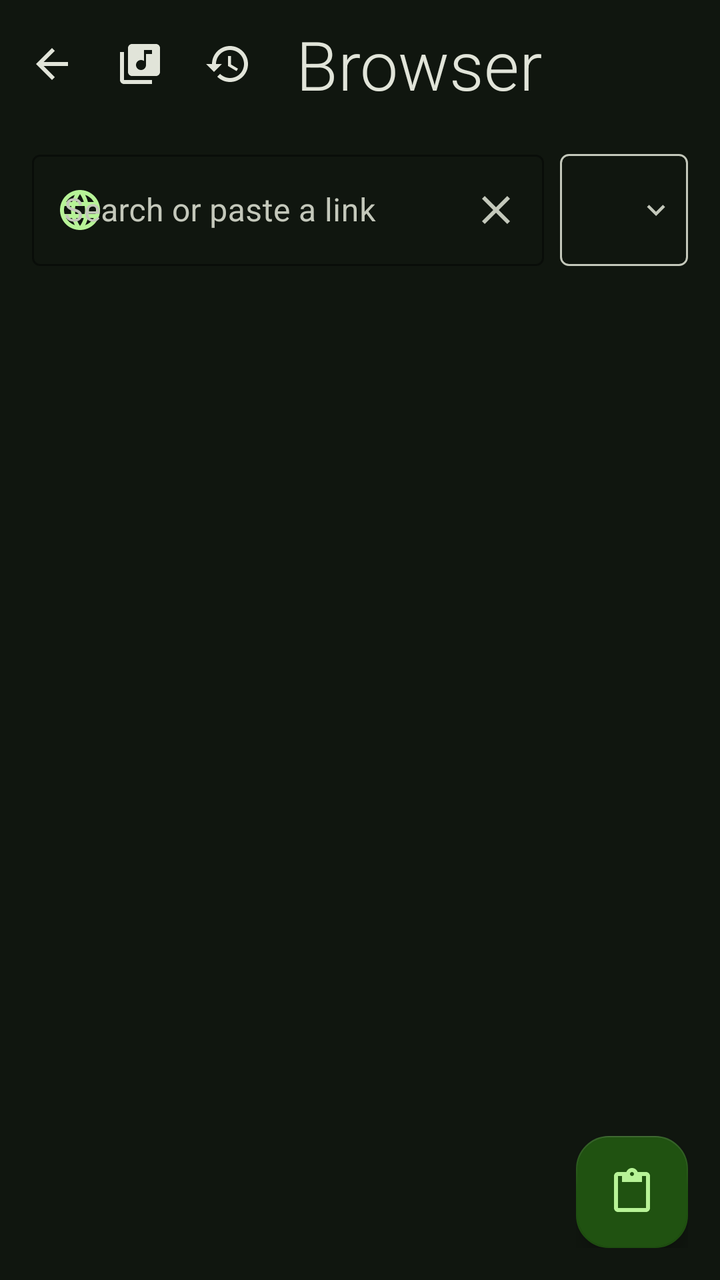
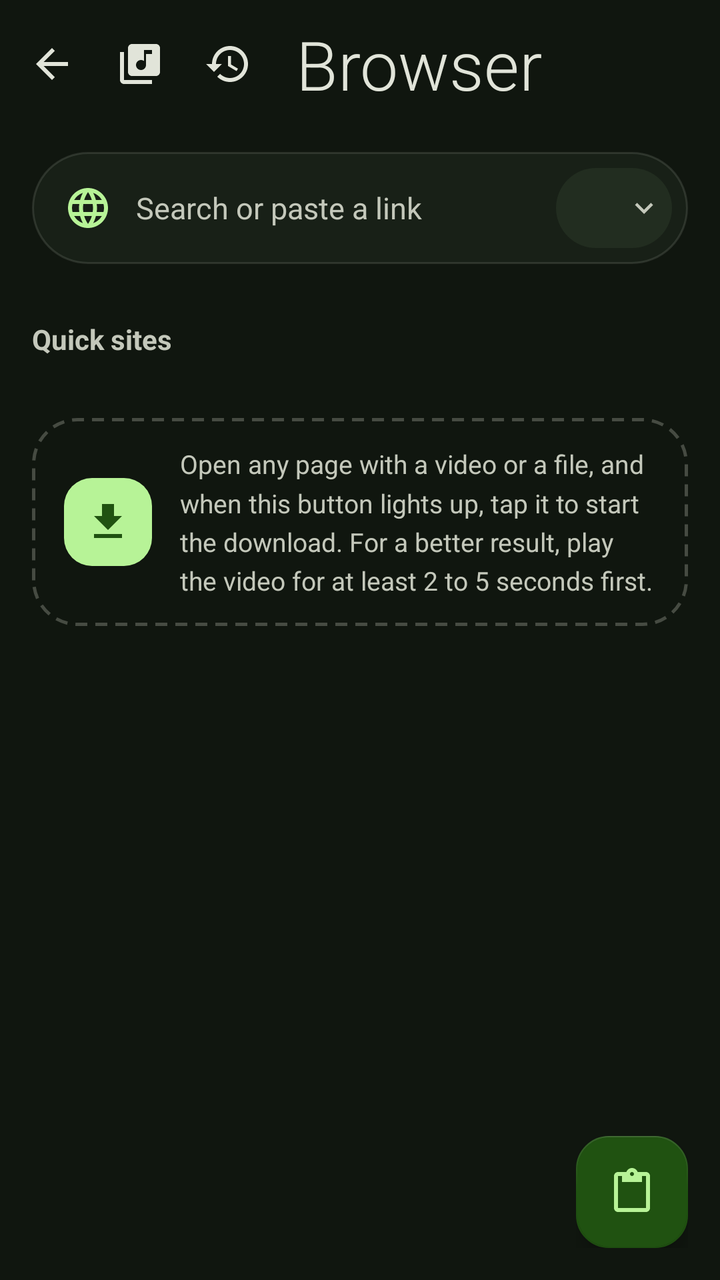

An Android layout rendered at two revisions. The XML below is the earlier revision; the diff shows what the commit changed to produce the second picture.
<!-- AndroidManifest.xml: activity theme BrowserTheme -->
<!-- res/layout/activity_browser.xml -->
<?xml version="1.0" encoding="utf-8"?>
<FrameLayout xmlns:android="http://schemas.android.com/apk/res/android"
    xmlns:app="http://schemas.android.com/apk/res-auto"
    xmlns:tools="http://schemas.android.com/tools"
    android:id="@+id/browserRoot"
    android:layout_width="match_parent"
    android:layout_height="match_parent"
    android:background="@color/browserBg"
    tools:context=".browser.BrowserActivity">

    <LinearLayout
        android:layout_width="match_parent"
        android:layout_height="match_parent"
        android:orientation="vertical">

        
        <LinearLayout
            android:layout_width="match_parent"
            android:layout_height="64dp"
            android:gravity="center_vertical"
            android:orientation="horizontal"
            android:paddingStart="4dp"
            android:paddingEnd="4dp">

            <ImageButton
                android:id="@+id/browserBack"
                android:layout_width="44dp"
                android:layout_height="48dp"
                android:background="?attr/selectableItemBackgroundBorderless"
                android:contentDescription="@string/browserBack"
                android:src="@drawable/ic_arrow_back_white_24dp"
                android:tint="@color/browserText" />

            <ImageButton
                android:id="@+id/browserLibrary"
                android:layout_width="44dp"
                android:layout_height="48dp"
                android:background="?attr/selectableItemBackgroundBorderless"
                android:contentDescription="@string/library"
                android:src="@drawable/ic_library_white_24dp"
                android:tint="@color/browserText" />

            <ImageButton
                android:id="@+id/browserHistory"
                android:layout_width="44dp"
                android:layout_height="48dp"
                android:background="?attr/selectableItemBackgroundBorderless"
                android:contentDescription="@string/browserHistory"
                android:src="@drawable/ic_history_white_24dp"
                android:tint="@color/browserText" />

            <TextView
                android:id="@+id/browserTitle"
                android:layout_width="0dp"
                android:layout_height="wrap_content"
                android:layout_weight="1"
                android:ellipsize="end"
                android:fontFamily="sans-serif-light"
                android:maxLines="1"
                android:paddingStart="12dp"
                android:paddingEnd="12dp"
                android:text="@string/browser"
                android:textAlignment="viewStart"
                android:textColor="@color/browserText"
                android:textSize="34sp" />

            <ImageButton
                android:id="@+id/browserPrev"
                android:layout_width="44dp"
                android:layout_height="48dp"
                android:background="?attr/selectableItemBackgroundBorderless"
                android:contentDescription="@string/browserPrevious"
                android:src="@drawable/ic_chevron_back_24dp"
                android:tint="@color/browserText"
                android:visibility="gone" />

            <ImageButton
                android:id="@+id/browserNext"
                android:layout_width="44dp"
                android:layout_height="48dp"
                android:background="?attr/selectableItemBackgroundBorderless"
                android:contentDescription="@string/browserNext"
                android:src="@drawable/ic_chevron_24dp"
                android:tint="@color/browserText"
                android:visibility="gone" />

            <ImageButton
                android:id="@+id/browserReload"
                android:layout_width="44dp"
                android:layout_height="48dp"
                android:background="?attr/selectableItemBackgroundBorderless"
                android:contentDescription="@string/browserReload"
                android:src="@drawable/ic_refresh_24dp"
                android:tint="@color/browserText"
                android:visibility="gone" />

            <ImageButton
                android:id="@+id/browserHome"
                android:layout_width="44dp"
                android:layout_height="48dp"
                android:background="?attr/selectableItemBackgroundBorderless"
                android:contentDescription="@string/browserHome"
                android:src="@drawable/ic_home_white_24dp"
                android:tint="@color/browserText"
                android:visibility="gone" />
        </LinearLayout>

        
        <LinearLayout
            android:layout_width="match_parent"
            android:layout_height="wrap_content"
            android:layout_marginStart="16dp"
            android:layout_marginTop="8dp"
            android:layout_marginEnd="16dp"
            android:gravity="bottom"
            android:orientation="horizontal">

            <com.google.android.material.textfield.TextInputLayout
                android:id="@+id/browserFieldLayout"
                style="@style/BrowserField"
                android:layout_width="0dp"
                android:layout_height="wrap_content"
                android:layout_weight="1"
                android:hint="@string/browserLinkHint"
                app:endIconContentDescription="@string/browserClear"
                app:endIconDrawable="@drawable/ic_close_24dp"
                app:endIconMode="custom"
                app:startIconContentDescription="@string/browserOpen"
                app:startIconDrawable="@drawable/ic_globe_white_24dp">

                <com.google.android.material.textfield.TextInputEditText
                    android:id="@+id/browserField"
                    android:layout_width="match_parent"
                    android:layout_height="wrap_content"
                    android:imeOptions="actionGo"
                    android:inputType="textUri"
                    android:maxLines="1"
                    android:singleLine="true"
                    android:textColor="@color/browserText" />
            </com.google.android.material.textfield.TextInputLayout>

            <LinearLayout
                android:id="@+id/browserEngineButton"
                android:layout_width="wrap_content"
                android:layout_height="56dp"
                android:layout_marginStart="8dp"
                android:background="@drawable/bg_engine_button"
                android:clickable="true"
                android:contentDescription="@string/browserEngineTitle"
                android:focusable="true"
                android:foreground="?attr/selectableItemBackground"
                android:gravity="center"
                android:minWidth="64dp"
                android:orientation="horizontal"
                android:paddingStart="10dp"
                android:paddingEnd="6dp">

                <TextView
                    android:id="@+id/browserEngineBadge"
                    android:layout_width="28dp"
                    android:layout_height="28dp"
                    android:gravity="center"
                    android:importantForAccessibility="no"
                    android:textColor="#FFFFFF"
                    android:textSize="11sp"
                    android:textStyle="bold" />

                <ImageView
                    android:layout_width="18dp"
                    android:layout_height="18dp"
                    android:contentDescription="@null"
                    android:src="@drawable/ic_expand_more_white_24dp"
                    app:tint="@color/browserHint" />
            </LinearLayout>
        </LinearLayout>

        
        <FrameLayout
            android:id="@+id/browserWebContainer"
            android:layout_width="match_parent"
            android:layout_height="0dp"
            android:layout_marginTop="8dp"
            android:layout_weight="1"
            android:visibility="gone">

            <ProgressBar
                android:id="@+id/browserProgress"
                style="@style/Widget.AppCompat.ProgressBar.Horizontal"
                android:layout_width="match_parent"
                android:layout_height="3dp"
                android:layout_gravity="top"
                android:max="100"
                android:progressBackgroundTint="@android:color/transparent"
                android:progressTint="@color/browserFabIcon"
                android:visibility="gone" />
        </FrameLayout>
    </LinearLayout>

    
    <LinearLayout
        android:id="@+id/browserHomeButtons"
        android:layout_width="wrap_content"
        android:layout_height="wrap_content"
        android:layout_gravity="bottom|end"
        android:orientation="vertical"
        android:padding="16dp">

        <com.google.android.material.floatingactionbutton.FloatingActionButton
            android:id="@+id/browserPaste"
            android:layout_width="wrap_content"
            android:layout_height="wrap_content"
            android:contentDescription="@string/browserPaste"
            app:backgroundTint="@color/browserFab"
            app:fabSize="normal"
            app:shapeAppearanceOverlay="@style/BrowserFabShape"
            app:srcCompat="@drawable/ic_paste_24dp"
            app:tint="@color/browserFabIcon" />
    </LinearLayout>

    
    <com.google.android.material.floatingactionbutton.FloatingActionButton
        android:id="@+id/browserDetect"
        android:layout_width="wrap_content"
        android:layout_height="wrap_content"
        android:layout_gravity="bottom|start"
        android:layout_margin="16dp"
        android:alpha="0.4"
        android:contentDescription="@string/browserDetectNone"
        android:visibility="gone"
        app:backgroundTint="@color/browserFabIcon"
        app:fabSize="normal"
        app:shapeAppearanceOverlay="@style/BrowserFabShape"
        app:srcCompat="@drawable/ic_download_24dp"
        app:tint="@color/browserFab" />
</FrameLayout>
<!-- resources referenced by this layout -->
<resources>
  <color name="browserBg">#10160F</color>
  <color name="browserFab">#205211</color>
  <color name="browserFabIcon">#B7F397</color>
  <color name="browserHint">#C4C8BB</color>
  <color name="browserText">#E1E4D9</color>
  <!-- drawable bg_engine_button (drawable) -->
  <?xml version="1.0" encoding="utf-8"?>
  <shape xmlns:android="http://schemas.android.com/apk/res/android"
      android:shape="rectangle">
      <stroke
          android:width="1dp"
          android:color="@color/browserHint" />
      <corners android:radius="4dp" />
  </shape>
  <string name="browser">Browser</string>
  <string name="browserBack">Back</string>
  <string name="browserClear">Clear</string>
  <string name="browserHistory">Browsing history</string>
  <string name="browserHome">Browser home</string>
  <string name="browserNext">Next page</string>
  <string name="browserOpen">Open in the browser</string>
  <string name="browserPaste">Paste</string>
  <string name="browserPrevious">Previous page</string>
  <string name="browserReload">Reload page</string>
  <string name="library">Library</string>
  <style name="BrowserField" parent="Widget.MaterialComponents.TextInputLayout.OutlinedBox">
          <item name="boxStrokeColor">@color/browserHint</item>
          <item name="boxStrokeWidth">1dp</item>
          <item name="boxStrokeWidthFocused">2dp</item>
          <item name="hintTextColor">@color/browserHint</item>
          <item name="android:textColorHint">@color/browserHint</item>
          <item name="startIconTint">@color/browserFabIcon</item>
          <item name="endIconTint">@color/browserHint</item>
          <item name="boxCornerRadiusTopStart">4dp</item>
          <item name="boxCornerRadiusTopEnd">4dp</item>
          <item name="boxCornerRadiusBottomStart">4dp</item>
          <item name="boxCornerRadiusBottomEnd">4dp</item>
      </style>
  <color name="colorPrimary">#E62118</color>
  <color name="colorPrimaryDark">#C31C13</color>
  <color name="colorAccent">#E62118</color>
  <!-- unchanged entries left out for length: 18 -->
</resources>

<!-- the commit's change to res/layout/activity_browser.xml (unified diff, before → after) -->
@@ -107,53 +107,70 @@
 
         
         <LinearLayout
+            android:id="@+id/browserFieldPill"
             android:layout_width="match_parent"
-            android:layout_height="wrap_content"
+            android:layout_height="56dp"
             android:layout_marginStart="16dp"
-            android:layout_marginTop="8dp"
+            android:layout_marginTop="12dp"
             android:layout_marginEnd="16dp"
-            android:gravity="bottom"
-            android:orientation="horizontal">
-
-            <com.google.android.material.textfield.TextInputLayout
-                android:id="@+id/browserFieldLayout"
-                style="@style/BrowserField"
+            android:background="@drawable/bg_browser_pill"
+            android:gravity="center_vertical"
+            android:orientation="horizontal"
+            android:paddingStart="8dp"
+            android:paddingEnd="8dp">
+
+            <ImageButton
+                android:id="@+id/browserGo"
+                android:layout_width="40dp"
+                android:layout_height="40dp"
+                android:background="?attr/selectableItemBackgroundBorderless"
+                android:contentDescription="@string/browserOpen"
+                android:padding="8dp"
+                android:src="@drawable/ic_globe_white_24dp"
+                android:tint="@color/browserFabIcon" />
+
+            <com.google.android.material.textfield.TextInputEditText
+                android:id="@+id/browserField"
                 android:layout_width="0dp"
-                android:layout_height="wrap_content"
+                android:layout_height="match_parent"
+                android:layout_marginStart="4dp"
                 android:layout_weight="1"
+                android:background="@null"
+                android:gravity="center_vertical|start"
                 android:hint="@string/browserLinkHint"
-                app:endIconContentDescription="@string/browserClear"
-                app:endIconDrawable="@drawable/ic_close_24dp"
-                app:endIconMode="custom"
-                app:startIconContentDescription="@string/browserOpen"
-                app:startIconDrawable="@drawable/ic_globe_white_24dp">
-
-                <com.google.android.material.textfield.TextInputEditText
-                    android:id="@+id/browserField"
-                    android:layout_width="match_parent"
-                    android:layout_height="wrap_content"
-                    android:imeOptions="actionGo"
-                    android:inputType="textUri"
-                    android:maxLines="1"
-                    android:singleLine="true"
-                    android:textColor="@color/browserText" />
-            </com.google.android.material.textfield.TextInputLayout>
+                android:imeOptions="actionGo"
+                android:inputType="textUri"
+                android:maxLines="1"
+                android:singleLine="true"
+                android:textColor="@color/browserText"
+                android:textColorHint="@color/browserHint"
+                android:textSize="15sp" />
+
+            <ImageButton
+                android:id="@+id/browserClear"
+                android:layout_width="36dp"
+                android:layout_height="36dp"
+                android:background="?attr/selectableItemBackgroundBorderless"
+                android:contentDescription="@string/browserClear"
+                android:padding="8dp"
+                android:src="@drawable/ic_close_24dp"
+                android:tint="@color/browserHint"
+                android:visibility="gone" />
 
             <LinearLayout
                 android:id="@+id/browserEngineButton"
                 android:layout_width="wrap_content"
-                android:layout_height="56dp"
-                android:layout_marginStart="8dp"
-                android:background="@drawable/bg_engine_button"
+                android:layout_height="40dp"
+                android:layout_marginStart="6dp"
+                android:background="@drawable/bg_engine_chip"
                 android:clickable="true"
                 android:contentDescription="@string/browserEngineTitle"
                 android:focusable="true"
                 android:foreground="?attr/selectableItemBackground"
                 android:gravity="center"
-                android:minWidth="64dp"
                 android:orientation="horizontal"
-                android:paddingStart="10dp"
-                android:paddingEnd="6dp">
+                android:paddingStart="7dp"
+                android:paddingEnd="5dp">
 
                 <TextView
                     android:id="@+id/browserEngineBadge"
@@ -173,6 +190,117 @@
                     app:tint="@color/browserHint" />
             </LinearLayout>
         </LinearLayout>
+
+        
+        <ScrollView
+            android:id="@+id/browserHomeScroll"
+            android:layout_width="match_parent"
+            android:layout_height="0dp"
+            android:layout_weight="1"
+            android:clipToPadding="false"
+            android:overScrollMode="never"
+            android:paddingBottom="96dp"
+            android:scrollbars="none">
+
+            <LinearLayout
+                android:layout_width="match_parent"
+                android:layout_height="wrap_content"
+                android:orientation="vertical"
+                android:paddingStart="16dp"
+                android:paddingEnd="16dp">
+
+                <TextView
+                    style="@style/BrowserSectionLabel"
+                    android:text="@string/browserQuickSites" />
+
+                
+                <LinearLayout
+                    android:id="@+id/browserQuickSites"
+                    android:layout_width="match_parent"
+                    android:layout_height="wrap_content"
+                    android:orientation="vertical" />
+
+                <LinearLayout
+                    android:id="@+id/browserRecentHeader"
+                    android:layout_width="match_parent"
+                    android:layout_height="wrap_content"
+                    android:gravity="center_vertical"
+                    android:orientation="horizontal"
+                    android:visibility="gone">
+
+                    <TextView
+                        style="@style/BrowserSectionLabel"
+                        android:layout_width="0dp"
+                        android:layout_weight="1"
+                        android:text="@string/browserRecent" />
+
+                    <TextView
+                        android:id="@+id/browserRecentAll"
+                        android:layout_width="wrap_content"
+                        android:layout_height="wrap_content"
+                        android:layout_marginTop="28dp"
+                        android:layout_marginBottom="10dp"
+                        android:background="?attr/selectableItemBackground"
+                        android:clickable="true"
+                        android:drawableEnd="@drawable/ic_chevron_24dp"
+                        android:drawableTint="@color/browserFabIcon"
+                        android:focusable="true"
+                        android:gravity="center_vertical"
+                        android:text="@string/browserRecentAll"
+                        android:textColor="@color/browserFabIcon"
+                        android:textSize="12.5sp" />
+                </LinearLayout>
+
+                
+                <LinearLayout
+                    android:id="@+id/browserRecentList"
+                    android:layout_width="match_parent"
+                    android:layout_height="wrap_content"
+                    android:background="@drawable/bg_browser_card"
+                    android:clipToOutline="true"
+                    android:orientation="vertical"
+                    android:visibility="gone" />
+
+                
+                <LinearLayout
+                    android:layout_width="match_parent"
+                    android:layout_height="wrap_content"
+                    android:layout_marginTop="20dp"
+                    android:background="@drawable/bg_browser_tip"
+                    android:gravity="center_vertical"
+                    android:orientation="horizontal"
+                    android:paddingStart="16dp"
+                    android:paddingTop="14dp"
+                    android:paddingEnd="16dp"
+                    android:paddingBottom="14dp">
+
+                    <FrameLayout
+                        android:layout_width="44dp"
+                        android:layout_height="44dp"
+                        android:background="@drawable/bg_browser_tip_button">
+
+                        <ImageView
+                            android:layout_width="24dp"
+                            android:layout_height="24dp"
+                            android:layout_gravity="center"
+                            android:contentDescription="@null"
+                            android:src="@drawable/ic_download_24dp"
+                            app:tint="@color/browserFab" />
+                    </FrameLayout>
+
+                    <TextView
+                        android:layout_width="0dp"
+                        android:layout_height="wrap_content"
+                        android:layout_marginStart="14dp"
+                        android:layout_weight="1"
+                        android:lineSpacingMultiplier="1.25"
+                        android:text="@string/browserTip"
+                        android:textAlignment="viewStart"
+                        android:textColor="@color/browserHint"
+                        android:textSize="13sp" />
+                </LinearLayout>
+            </LinearLayout>
+        </ScrollView>
 
         
         <FrameLayout
<!-- resource entries referenced after the edit -->
@@ -5,14 +5,59 @@
   <color name="browserFabIcon">#B7F397</color>
   <color name="browserHint">#C4C8BB</color>
   <color name="browserText">#E1E4D9</color>
-  <!-- drawable bg_engine_button (drawable) -->
+  <!-- drawable bg_browser_card (drawable) -->
+  <?xml version="1.0" encoding="utf-8"?>
+  <shape xmlns:android="http://schemas.android.com/apk/res/android"
+      android:shape="rectangle">
+      <solid android:color="@color/browserSheet" />
+      <corners android:radius="22dp" />
+  </shape>
+  <!-- drawable bg_browser_pill (drawable) -->
+  <?xml version="1.0" encoding="utf-8"?>
+  <selector xmlns:android="http://schemas.android.com/apk/res/android">
+      <item android:state_activated="true">
+          <shape android:shape="rectangle">
+              <solid android:color="@color/browserSheet" />
+              <stroke
+                  android:width="1.5dp"
+                  android:color="@color/browserFabIcon" />
+              <corners android:radius="28dp" />
+          </shape>
+      </item>
+      <item>
+          <shape android:shape="rectangle">
+              <solid android:color="@color/browserSheet" />
+              <stroke
+                  android:width="1dp"
+                  android:color="@color/browserSheetDivider" />
+              <corners android:radius="28dp" />
+          </shape>
+      </item>
+  </selector>
+  <!-- drawable bg_browser_tip (drawable) -->
   <?xml version="1.0" encoding="utf-8"?>
   <shape xmlns:android="http://schemas.android.com/apk/res/android"
       android:shape="rectangle">
       <stroke
-          android:width="1dp"
-          android:color="@color/browserHint" />
-      <corners android:radius="4dp" />
+          android:width="1.5dp"
+          android:color="#4DC4C8BB"
+          android:dashGap="4dp"
+          android:dashWidth="6dp" />
+      <corners android:radius="22dp" />
+  </shape>
+  <!-- drawable bg_browser_tip_button (drawable) -->
+  <?xml version="1.0" encoding="utf-8"?>
+  <shape xmlns:android="http://schemas.android.com/apk/res/android"
+      android:shape="rectangle">
+      <solid android:color="@color/browserFabIcon" />
+      <corners android:radius="14dp" />
+  </shape>
+  <!-- drawable bg_engine_chip (drawable) -->
+  <?xml version="1.0" encoding="utf-8"?>
+  <shape xmlns:android="http://schemas.android.com/apk/res/android"
+      android:shape="rectangle">
+      <solid android:color="@color/browserSheetRow" />
+      <corners android:radius="20dp" />
   </shape>
   <string name="browser">Browser</string>
   <string name="browserBack">Back</string>
@@ -23,21 +68,25 @@
   <string name="browserOpen">Open in the browser</string>
   <string name="browserPaste">Paste</string>
   <string name="browserPrevious">Previous page</string>
+  <string name="browserQuickSites">Quick sites</string>
+  <string name="browserRecent">Recently opened</string>
+  <string name="browserRecentAll">See all</string>
   <string name="browserReload">Reload page</string>
+  <string name="browserTip">Open any page with a video or a file, and when this button lights up, tap it to start the download. For a better result, play the video for at least 2 to 5 seconds first.</string>
   <string name="library">Library</string>
-  <style name="BrowserField" parent="Widget.MaterialComponents.TextInputLayout.OutlinedBox">
-          <item name="boxStrokeColor">@color/browserHint</item>
-          <item name="boxStrokeWidth">1dp</item>
-          <item name="boxStrokeWidthFocused">2dp</item>
-          <item name="hintTextColor">@color/browserHint</item>
-          <item name="android:textColorHint">@color/browserHint</item>
-          <item name="startIconTint">@color/browserFabIcon</item>
-          <item name="endIconTint">@color/browserHint</item>
-          <item name="boxCornerRadiusTopStart">4dp</item>
-          <item name="boxCornerRadiusTopEnd">4dp</item>
-          <item name="boxCornerRadiusBottomStart">4dp</item>
-          <item name="boxCornerRadiusBottomEnd">4dp</item>
+  <style name="BrowserSectionLabel">
+          <item name="android:layout_width">match_parent</item>
+          <item name="android:layout_height">wrap_content</item>
+          <item name="android:layout_marginTop">28dp</item>
+          <item name="android:layout_marginBottom">10dp</item>
+          <item name="android:textAlignment">viewStart</item>
+          <item name="android:textColor">@color/browserHint</item>
+          <item name="android:textSize">14sp</item>
+          <item name="android:textStyle">bold</item>
       </style>
+  <color name="browserSheet">#182017</color>
+  <color name="browserSheetDivider">#26C4C8BB</color>
+  <color name="browserSheetRow">#222D20</color>
   <color name="colorPrimary">#E62118</color>
   <color name="colorPrimaryDark">#C31C13</color>
   <color name="colorAccent">#E62118</color>
